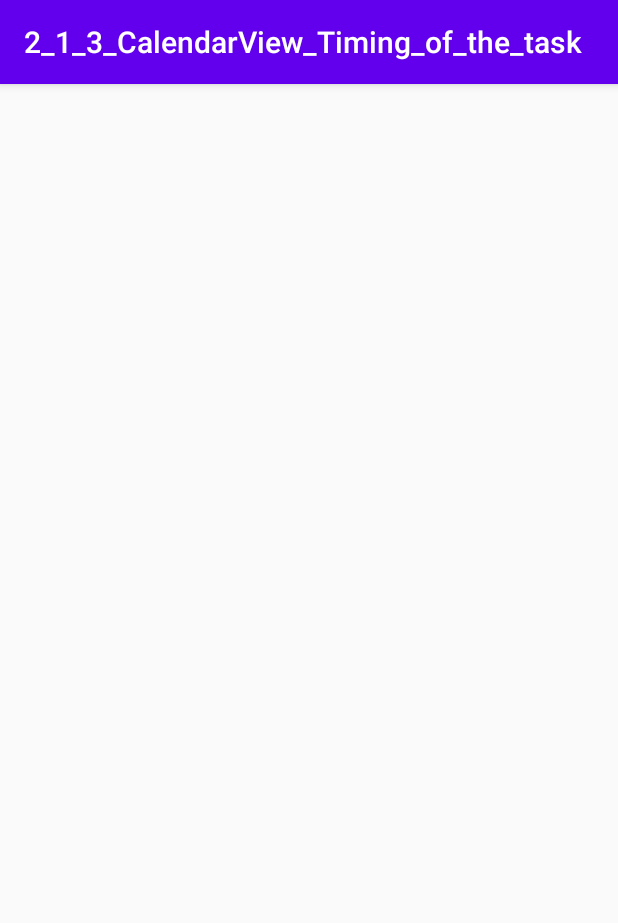
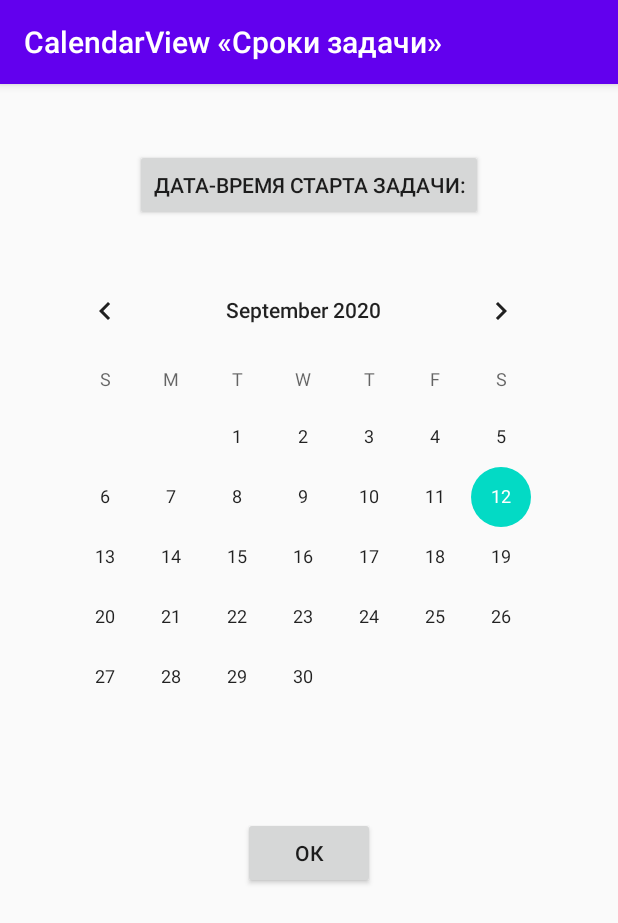
Before and after one commit to AvdeevAleksey/2_1_3_CalendarView_Timing_of_the_task, an Android app: the screen it shows after launch (MainActivity), on a phone screen of 412 x 824 dp. Shown: the top 923 px of the screen. Run offline under Robolectric (Android 15) with nearby library versions, the phone set to English and light mode, and no system bars.

Commit message:
Created Ok button in MainActivity.

```diff
--- a/app/src/main/res/layout/activity_main.xml
+++ b/app/src/main/res/layout/activity_main.xml
@@ -4,4 +4,36 @@
     xmlns:tools="http://schemas.android.com/tools"
     android:layout_width="match_parent"
     android:layout_height="match_parent"
-    tools:context=".MainActivity"/>
+    tools:context=".MainActivity">
+
+    <Button
+        android:id="@+id/btnChooseStartDate"
+        android:layout_width="wrap_content"
+        android:layout_height="wrap_content"
+        android:layout_marginTop="43dp"
+        android:text="@string/chooseStartDate"
+        app:layout_constraintEnd_toEndOf="parent"
+        app:layout_constraintHorizontal_bias="0.5"
+        app:layout_constraintStart_toStartOf="parent"
+        app:layout_constraintTop_toTopOf="parent" />
+
+    <Button
+        android:id="@+id/btnOk"
+        android:layout_width="wrap_content"
+        android:layout_height="wrap_content"
+        android:layout_marginTop="33dp"
+        android:text="@string/btn_ok"
+        app:layout_constraintEnd_toEndOf="parent"
+        app:layout_constraintStart_toStartOf="parent"
+        app:layout_constraintTop_toBottomOf="@+id/startDateCalendar" />
+
+    <CalendarView
+        android:id="@+id/startDateCalendar"
+        android:layout_width="wrap_content"
+        android:layout_height="wrap_content"
+        android:layout_marginLeft="28dp"
+        android:layout_marginStart="28dp"
+        android:layout_marginTop="26dp"
+        app:layout_constraintStart_toStartOf="parent"
+        app:layout_constraintTop_toBottomOf="@+id/btnChooseStartDate" />
+</androidx.constraintlayout.widget.ConstraintLayout>
--- a/app/src/main/res/values/strings.xml
+++ b/app/src/main/res/values/strings.xml
@@ -1,3 +1,6 @@
 <resources>
-    <string name="app_name">2_1_3_CalendarView_Timing_of_the_task</string>
+    <string name="app_name">CalendarView «Сроки задачи»</string>
+    <string name="btn_ok">Ок</string>
+    <string name="chooseStartDate">Дата-время старта задачи:</string>
+    <string name="chooseEndDate">Дата-время окончания задачи:</string>
 </resources>
```
